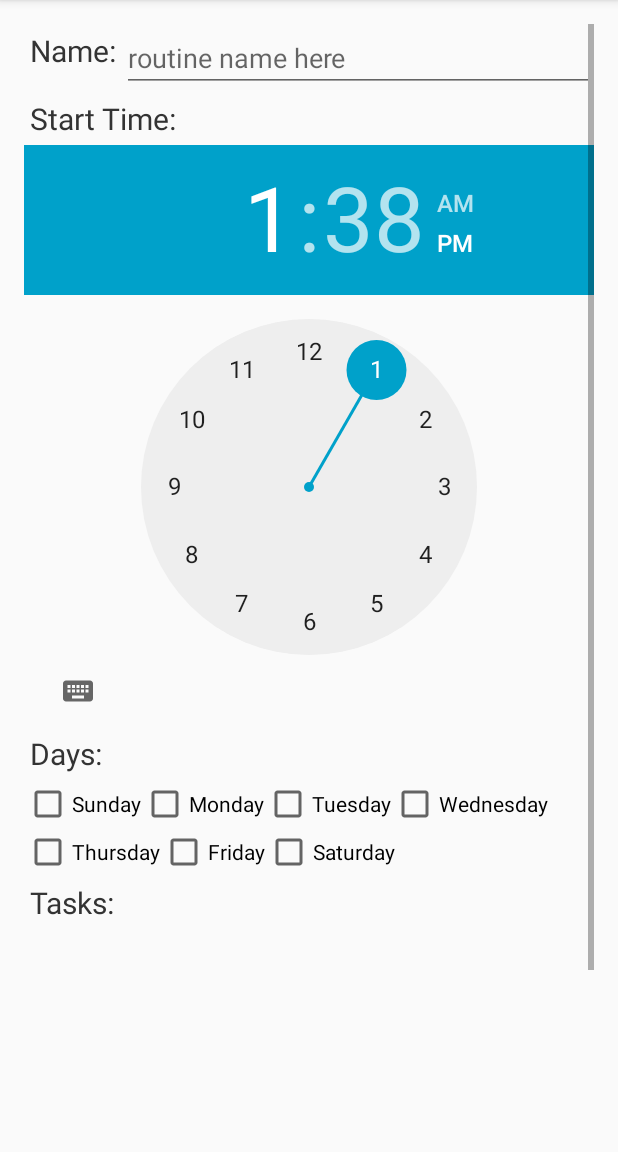
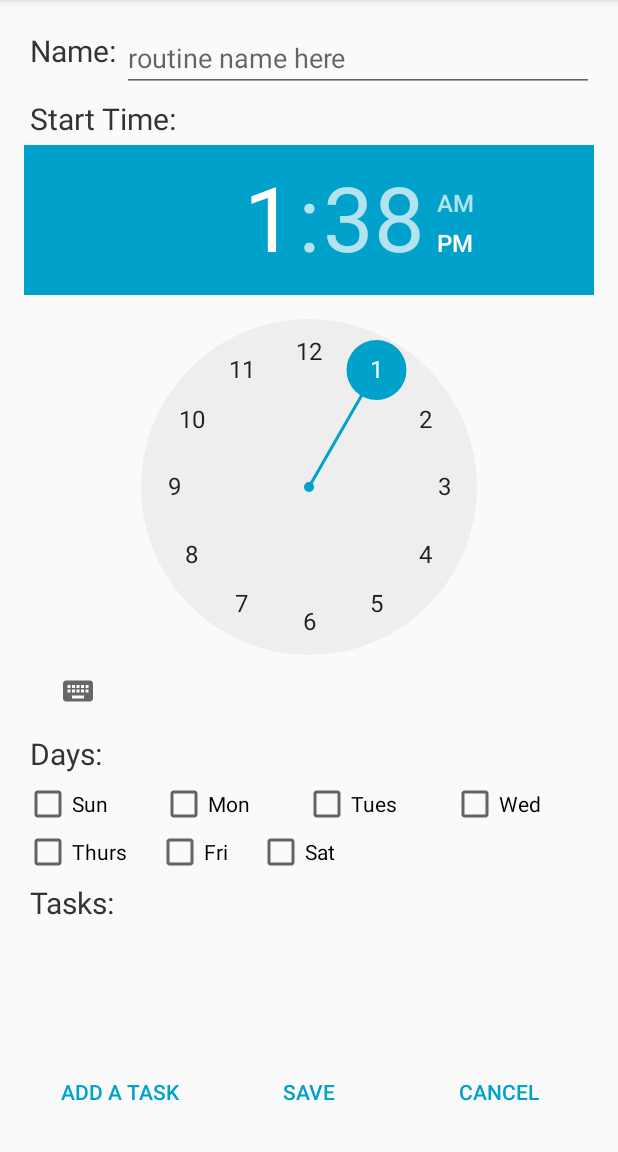
Before and after one commit to caseyklecan/routina, an Android app: the fragment CreateRoutineFragment placed in its activity, on a phone screen of 412 x 824 dp, the part 84-1236 px from its top. Run offline under Robolectric (Android 15) with nearby library versions, the phone set to English and light mode, and no system bars; our stand-ins replace Firebase (no records; nobody signed in at launch, a user with empty details on screens opened directly); libraries missing offline, so code that uses them is left out: com.crashlytics.android, com.firebase.ui, com.optimizely, io.fabric.sdk; 6 statements that could not run were skipped.

Commit message:
updated a bunch of little things, possible broke save task

```diff
--- a/app/src/main/java/itp341/klecan/casey/routina/FinishRoutineFragment.java
+++ b/app/src/main/java/itp341/klecan/casey/routina/FinishRoutineFragment.java
@@ -62,7 +62,7 @@ public class FinishRoutineFragment extends Fragment {
         FirebaseDatabase db = FirebaseDatabase.getInstance();
         String url = getArguments().getString(ARG_URL);
         dbRoutine = db.getReferenceFromUrl(url);
-        dbTasks = dbRoutine.child("taskList");
+        dbTasks = dbRoutine.child(RoutineConstants.NODE_TASK);
 
         dbTasks.addListenerForSingleValueEvent(new ValueEventListener() {
             @Override
@@ -132,12 +132,12 @@ public class FinishRoutineFragment extends Fragment {
 
         if (snooze < finish) {
             String praise = "You finished tasks early " + String.valueOf(finish) + " times in this routine! Way to go!";
-            String title = "Nice work!";
+            String title = getResources().getString(R.string.label_feedback_good);
             textTitle.setText(title);
             textResults.setText(praise);
         } else {
             String meh = "You've snoozed " + String.valueOf(snooze) + " times in this routine. You should work on being a little more efficient.";
-            String title = "A for effort";
+            String title = getResources().getString(R.string.label_feedback_bad);
             textTitle.setText(title);
             textResults.setText(meh);
         }
--- a/app/src/main/java/itp341/klecan/casey/routina/MainActivity.java
+++ b/app/src/main/java/itp341/klecan/casey/routina/MainActivity.java
@@ -80,21 +80,26 @@ public class MainActivity extends AppCompatActivity {
 
     public void goToFragment(int fragId, String routine) {
         Fragment frag = MyRoutineFragment.newInstance();
+        String title = "Routina";
 
         switch (fragId) {
             case FRAG_MY_ROUTINE: // my routine list
+                title = RoutineConstants.TITLE_MY_ROUTINES;
                 break;
             case FRAG_CREATE_ROUTINE: // create routine fragment
                 frag = CreateRoutineFragment.newInstance();
+                title = RoutineConstants.TITLE_CREATE;
                 break;
             case FRAG_VIEW_ROUTINE: // view routine fragment
                 frag = ViewRoutineFragment.newInstance(routine);
+                title = RoutineConstants.TITLE_VIEW;
                 break;
             case FRAG_RUN_ROUTINE: // run routine fragment
                 frag = RunRoutineFragment.newInstance(routine);
                 break;
             case FRAG_EDIT_ROUTINE: // create routine fragment w data
                 frag = CreateRoutineFragment.newInstance(routine);
+                title = RoutineConstants.TITLE_EDIT;
                 break;
         }
 
@@ -102,6 +107,7 @@ public class MainActivity extends AppCompatActivity {
         FragmentTransaction ft = fm.beginTransaction();
         ft.setTransition(FragmentTransaction.TRANSIT_FRAGMENT_OPEN);
         ft.replace(R.id.content_frame, frag).addToBackStack("myRoutine").commit();
+        setTitle(title);
     }
 
     public void goToFragment(int fragId, String url, int int1, int int2) {
--- a/app/src/main/res/layout/layout_create_routine.xml
+++ b/app/src/main/res/layout/layout_create_routine.xml
@@ -1,9 +1,14 @@
 <?xml version="1.0" encoding="utf-8"?>
-<LinearLayout xmlns:android="http://schemas.android.com/apk/res/android"
+<RelativeLayout xmlns:android="http://schemas.android.com/apk/res/android"
     android:layout_width="match_parent"
     android:layout_height="match_parent"
-    android:orientation="vertical"
     android:layout_margin="@dimen/marginAround">
+
+    <LinearLayout
+        android:layout_width="match_parent"
+        android:layout_height="wrap_content"
+        android:layout_alignParentTop="true"
+        android:layout_above="@+id/button_layout">
 
     <ScrollView
         android:layout_width="match_parent"
@@ -68,70 +73,73 @@
                 android:textColor="@color/colorDark"
                 android:contentDescription="routine days"/>
 
-            <RelativeLayout
+            <LinearLayout
                 android:layout_width="match_parent"
-                android:layout_height="wrap_content">
+                android:layout_height="wrap_content"
+                android:orientation="horizontal">
 
                 <CheckBox
                     android:layout_width="wrap_content"
                     android:layout_height="wrap_content"
                     android:id="@+id/checkbox_sun"
-                    android:layout_alignParentStart="true"
-                    android:layout_alignParentTop="true"
                     android:text="@string/sun"
-                    android:contentDescription="@string/sun"/>
+                    android:contentDescription="@string/sun"
+                    android:layout_weight="1"/>
 
                 <CheckBox
                     android:layout_width="wrap_content"
                     android:layout_height="wrap_content"
                     android:id="@+id/checkbox_mon"
-                    android:layout_toEndOf="@id/checkbox_sun"
                     android:text="@string/mon"
-                    android:contentDescription="@string/mon"/>
+                    android:contentDescription="@string/mon"
+                    android:layout_weight="1"/>
 
                 <CheckBox
                     android:layout_width="wrap_content"
                     android:layout_height="wrap_content"
                     android:id="@+id/checkbox_tue"
-                    android:layout_toEndOf="@id/checkbox_mon"
                     android:text="@string/tue"
-                    android:contentDescription="@string/tue"/>
+                    android:contentDescription="@string/tue"
+                    android:layout_weight="1"/>
 
                 <CheckBox
                     android:layout_width="wrap_content"
                     android:layout_height="wrap_content"
                     android:id="@+id/checkbox_wed"
-                    android:layout_toEndOf="@id/checkbox_tue"
                     android:text="@string/wed"
-                    android:contentDescription="@string/wed"/>
+                    android:contentDescription="@string/wed"
+                    android:layout_weight="1"/>
 
+
+            </LinearLayout>
+
+            <LinearLayout
+                android:layout_width="match_parent"
+                android:layout_height="wrap_content"
+                android:orientation="horizontal">
                 <CheckBox
                     android:layout_width="wrap_content"
                     android:layout_height="wrap_content"
                     android:id="@+id/checkbox_thu"
-                    android:layout_alignParentStart="true"
-                    android:layout_below="@id/checkbox_sun"
                     android:text="@string/thu"
-                    android:contentDescription="@string/thu"/>
+                    android:contentDescription="@string/thu"
+                    android:layout_weight=".115"/>
 
                 <CheckBox
                     android:layout_width="wrap_content"
                     android:layout_height="wrap_content"
                     android:id="@+id/checkbox_fri"
-                    android:layout_toEndOf="@id/checkbox_thu"
-                    android:layout_alignBaseline="@id/checkbox_thu"
                     android:text="@string/fri"
-                    android:contentDescription="@string/fri"/>
+                    android:contentDescription="@string/fri"
+                    android:layout_weight=".115"/>
                 <CheckBox
                     android:layout_width="wrap_content"
                     android:layout_height="wrap_content"
                     android:id="@+id/checkbox_sat"
-                    android:layout_toEndOf="@id/checkbox_fri"
-                    android:layout_alignBaseline="@id/checkbox_thu"
                     android:text="@string/sat"
-                    android:contentDescription="@string/sat"/>
-
-            </RelativeLayout>
+                    android:contentDescription="@string/sat"
+                    android:layout_weight="1"/>
+            </LinearLayout>
 
             <TextView
                 android:layout_width="match_parent"
@@ -146,17 +154,26 @@
 
             <ListView
                 android:layout_width="match_parent"
-                android:layout_height="200dp"
+                android:layout_height="wrap_content"
                 android:id="@+id/list_tasks"
                 android:layout_margin="@dimen/marginBetween">
 
 
             </ListView>
 
+
+        </LinearLayout>
+
+    </ScrollView>
+    </LinearLayout>
+
     <LinearLayout
         android:layout_width="match_parent"
         android:layout_height="wrap_content"
-                android:orientation="horizontal">
+        android:orientation="horizontal"
+        android:layout_weight="1"
+        android:id="@id/button_layout"
+        android:layout_alignParentBottom="true">
 
         <Button
             android:layout_width="match_parent"
@@ -178,12 +195,17 @@
             android:textColor="@color/colorTeal"
             android:contentDescription="@string/label_save"
             android:layout_weight="1"/>
+
+        <Button
+            android:layout_width="match_parent"
+            android:layout_height="wrap_content"
+            android:id="@+id/button_cancel_routine"
+            android:text="@string/label_cancel_routine"
+            android:theme="@style/ButtonStyle"
+            android:textColor="@color/colorTeal"
+            android:contentDescription="@string/label_cancel_routine"
+            android:layout_weight="1"/>
     </LinearLayout>
 
 
-        </LinearLayout>
-
-    </ScrollView>
-
-
-</LinearLayout>
+</RelativeLayout>
--- a/app/src/main/res/values/strings.xml
+++ b/app/src/main/res/values/strings.xml
@@ -28,13 +28,13 @@
     <string name="time_remaining_minutes">You have %1$s minutes to finish!</string>
     <string name="time_remaining_seconds">You have %1$d seconds left!</string>
 
-    <string name="sun">Sunday</string>
-    <string name="mon">Monday</string>
-    <string name="tue">Tuesday</string>
-    <string name="wed">Wednesday</string>
-    <string name="thu">Thursday</string>
-    <string name="fri">Friday</string>
-    <string name="sat">Saturday</string>
+    <string name="sun">Sun</string>
+    <string name="mon">Mon</string>
+    <string name="tue">Tues</string>
+    <string name="wed">Wed</string>
+    <string name="thu">Thurs</string>
+    <string name="fri">Fri</string>
+    <string name="sat">Sat</string>
 
     <string name="routine_name_hint">routine name here</string>
     <string name="task_name_hint">task name here</string>
@@ -43,6 +43,10 @@
     <string name="snooze_hint">30 seconds</string>
     <string name="com.optimizely.api_key" translatable="false"> 18527966de2c666f43d698f67460f7982101a120b9049538631956f7144dc527:Kyxqekg6B</string>
 
-    <!-- TODO: Remove or change this placeholder text -->
-    <string name="hello_blank_fragment">Hello blank fragment</string>
+    <string name="label_feedback_good">Nice work!</string>
+    <string name="label_feedback_bad">A for Effort</string>
+
+    <string name="label_out_of_time">Uh oh! You\'re out of time! Move onto the next task!</string>
+
+    <string name="label_delete_question">Are you sure you want to delete this routine?</string>
 </resources>
```
Also changed, not shown: app/src/main/java/itp341/klecan/casey/routina/CreateRoutineFragment.java (+40 -24 lines), app/src/main/java/itp341/klecan/casey/routina/MyRoutineFragment.java (+14 -14 lines), app/src/main/java/itp341/klecan/casey/routina/RoutineConstants.java (+20 -0 lines), app/src/main/java/itp341/klecan/casey/routina/RunRoutineFragment.java (+17 -2 lines), app/src/main/java/itp341/klecan/casey/routina/ViewRoutineFragment.java (+32 -16 lines). Lines whose indentation alone changed are shown as unchanged.
